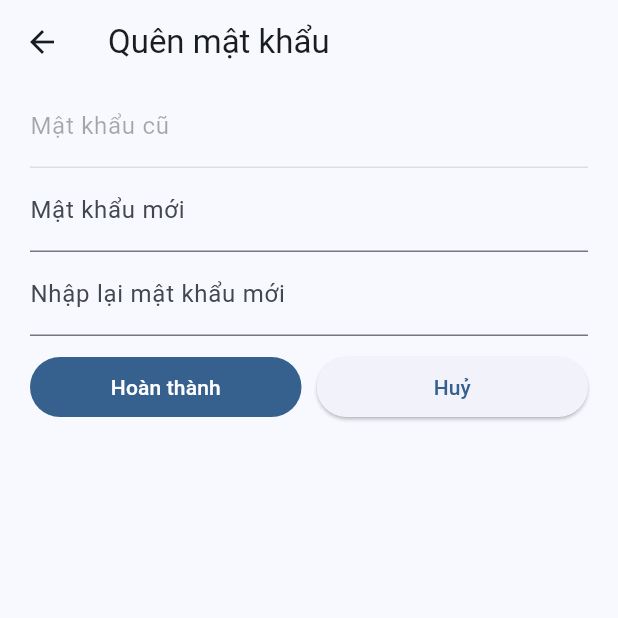
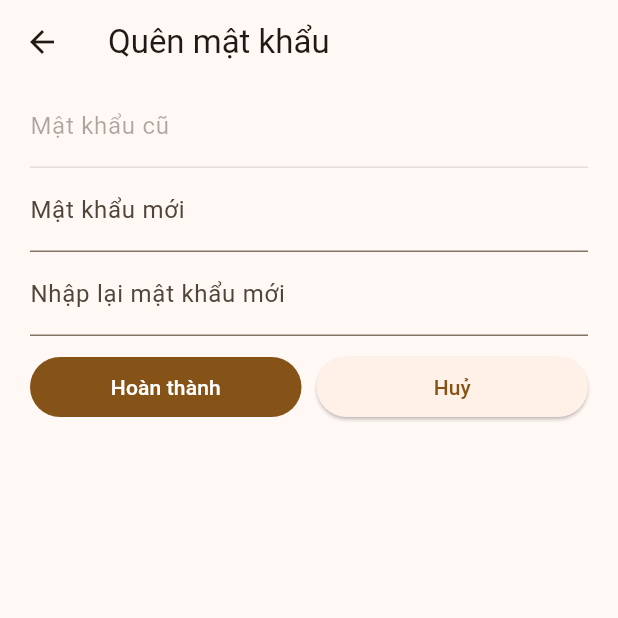
Before and after one commit to wu4ngg/HTMobile_TH, a Flutter app: the screen it shows after launch, after a tap on "Quên mật khẩu", on a phone screen of 412 x 824 dp, the top half of it. Run offline on Flutter 3.47's test engine with Material 3 defaults, Android fonts, the phone set to English and light mode, and no system bars; our stand-ins replace dio, shared_preferences, sqflite; accounts and stored records are empty; network calls fail.

Commit message:
fix bug + tạo sự khác biệt

```diff
--- a/lib/app/data/sharepre.dart
+++ b/lib/app/data/sharepre.dart
@@ -2,6 +2,7 @@
 
 import 'dart:convert';
 import 'package:app/app/page/auth/login.dart';
+import 'package:app/app/sqlite/helper.dart';
 import 'package:flutter/material.dart';
 import 'package:shared_preferences/shared_preferences.dart';
 import '../model/user.dart';
@@ -22,6 +23,7 @@ Future<bool> saveUser(User objUser, String token) async {
 
 Future<bool> logOut(BuildContext context) async {
   try {
+    DatabaseHelper helper = DatabaseHelper();
     SharedPreferences prefs = await SharedPreferences.getInstance();
     prefs.setString('user', '');
     prefs.setString('jwt_token', '');
@@ -30,6 +32,7 @@ Future<bool> logOut(BuildContext context) async {
         context,
         MaterialPageRoute(builder: (context) => const LoginScreen()),
         (route) => false);
+    await helper.startOver();
     return true;
   } catch (e) {
     print(e);
--- a/lib/app/page/admin/product_admin_item.dart
+++ b/lib/app/page/admin/product_admin_item.dart
@@ -72,11 +72,12 @@ class _ProductAdminItemState extends State<ProductAdminItem> {
                           ],
                         ),
                       ),
+                      widget.onEdit != null ?
                       IconButton(
                           onPressed: widget.onEdit != null ? () {
                             widget.onEdit!(widget.model);
                           } : null,
-                          icon: const Icon(Icons.edit_outlined)),
+                          icon: const Icon(Icons.edit_outlined)) : const SizedBox(),
                       IconButton(
                           onPressed: widget.onDelete,
                           icon: const Icon(Icons.delete_outline))
--- a/lib/app/page/auth/login.dart
+++ b/lib/app/page/auth/login.dart
@@ -1,3 +1,5 @@
+import 'dart:developer';
+
 import 'package:app/app/config/const.dart';
 import 'package:app/app/data/api.dart';
 import 'package:app/app/page/auth/change_password.dart';
@@ -20,17 +22,26 @@ class _LoginScreenState extends State<LoginScreen> {
     //lấy token (lưu share_preference)
     showDialog(
         context: context,
-        builder: (c) => Center(child: const CircularProgressIndicator()));
+        builder: (c) => const Center(child: const CircularProgressIndicator()));
     String token = await APIRepository()
         .login(accountController.text, passwordController.text);
+    bool valid = false;
+    log(token);
     try {
       var user = await APIRepository().current(token);
-      saveUser(user, token);
+      valid = await saveUser(user, token);
     } catch (e) {
-      Navigator.pop(context);
+      log(e.toString());
     }
+    if (context.mounted) {
+      if (token != "") {
         Navigator.push(
             context, MaterialPageRoute(builder: (context) => const Mainpage()));
+      } else {
+        Navigator.of(context, rootNavigator: true).pop();
+        ScaffoldMessenger.of(context).showSnackBar(const SnackBar(content: const Text("Đăng nhập thất bại")));
+      }
+    }
     return token;
   }
 
@@ -39,23 +50,22 @@ class _LoginScreenState extends State<LoginScreen> {
   Widget build(BuildContext context) {
     return Scaffold(
         appBar: AppBar(
-          title: const Text("Login"),
+          title: const Text("Đăng nhập"),
         ),
-        body: SingleChildScrollView(
-          child: Container(
-            alignment: Alignment.center,
-            child: Padding(
-              padding: const EdgeInsets.all(8.0),
-              child: Center(
+        body: Padding(
+          padding: const EdgeInsets.all(20.0),
           child: Column(children: [
+            Expanded(
+              child: Column(
+                children: [
                   Image.asset(
+                    height: 64,
                     urlLogo,
                     errorBuilder: (context, error, stackTrace) =>
                         const Icon(Icons.image),
                   ),
-                  const Text(
-                    "ĐĂNG NHẬP VÀO HỆ THỐNG",
-                    style: TextStyle(fontSize: 24, color: Colors.blue),
+                  SizedBox(
+                    height: 10,
                   ),
                   TextFormField(
                     controller: accountController,
@@ -83,7 +93,7 @@ class _LoginScreenState extends State<LoginScreen> {
                             future = login(context);
                           });
                         },
-                        child: const Text("Login"),
+                        child: const Text("Đăng nhập"),
                       )),
                       const SizedBox(
                         width: 16,
@@ -96,11 +106,14 @@ class _LoginScreenState extends State<LoginScreen> {
                               MaterialPageRoute(
                                   builder: (context) => const Register()));
                         },
-                        child: const Text("Register"),
+                        child: const Text("Đăng ký"),
                       ))
                     ],
                   ),
-                  ElevatedButton(
+                ],
+              ),
+            ),
+            TextButton(
               onPressed: () {
                 Navigator.push(
                     context,
@@ -112,9 +125,6 @@ class _LoginScreenState extends State<LoginScreen> {
               child: const Text("Quên mật khẩu"),
             ),
           ]),
-              ),
-            ),
-          ),
         ));
   }
 }
--- a/lib/app/page/cart.dart
+++ b/lib/app/page/cart.dart
@@ -34,9 +34,10 @@ class _CartPageState extends State<CartPage> {
         await TokenManager.getToken());
     if (valid) {
       for (var element in selectList) {
-        await value.removeFromCart(element);
+        value.removeFromCart(element);
+      }
         await value.revalidateCart(false);
-      }
+      selectList.clear();
       setState(() {});
     } else {}
   }
--- a/lib/app/page/product/product_item.dart
+++ b/lib/app/page/product/product_item.dart
@@ -98,6 +98,7 @@ class ProductItem extends StatelessWidget {
                     children: [
                       Consumer<FavoriteProvider>(
                         builder: (context, value, child) {
+
                           return Expanded(
                               child: ElevatedButton(
                                   onPressed: () async {
--- a/lib/app/sqlite/helper.dart
+++ b/lib/app/sqlite/helper.dart
@@ -84,4 +84,9 @@ class DatabaseHelper{
     }
     return lst;
   }
+  Future<void> startOver() async{
+    Database db = await database;
+    await db.delete("cart");
+    await db.delete("favorite");
+  }
 }
--- a/lib/main.dart
+++ b/lib/main.dart
@@ -21,7 +21,9 @@ class MainApp extends StatelessWidget {
   Widget build(BuildContext context) {
     return MaterialApp(
       theme:
-          ThemeData(colorScheme: ColorScheme.fromSeed(seedColor: Colors.blue)),
+          ThemeData(
+            colorScheme: ColorScheme.fromSeed(seedColor: Colors.orange),
+          ),
       debugShowCheckedModeBanner: false,
       home: const LoginScreen(),
     );
```
Also changed, not shown: lib/app/data/api.dart (+11 -2 lines), lib/app/page/category/categorywidget.dart (+12 -19 lines), lib/app/page/detail.dart (+6 -13 lines), lib/app/page/product/product_fav_page.dart (+29 -0 lines), lib/app/page/product/product_info.dart (+13 -3 lines), lib/app/page/product/productwidget.dart (+9 -3 lines), lib/app/page/purchase_history.dart (+12 -2 lines), lib/app/provider/product_providers.dart (+24 -11 lines), lib/mainpage.dart (+6 -35 lines). Lines whose indentation alone changed are shown as unchanged.
